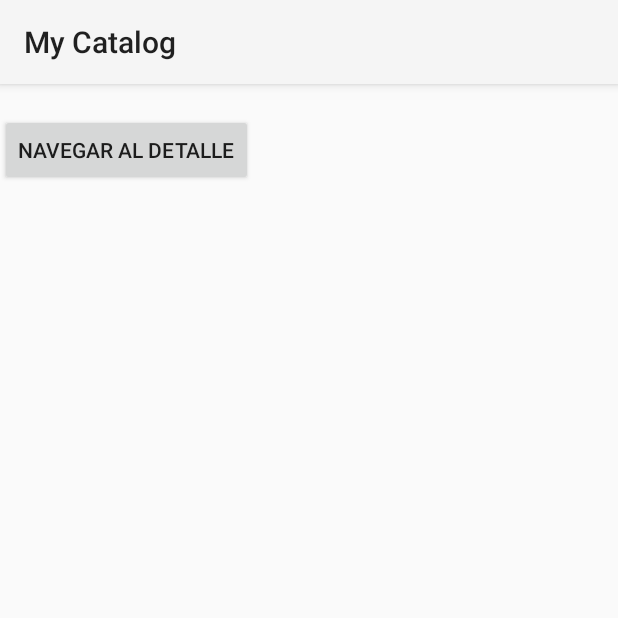
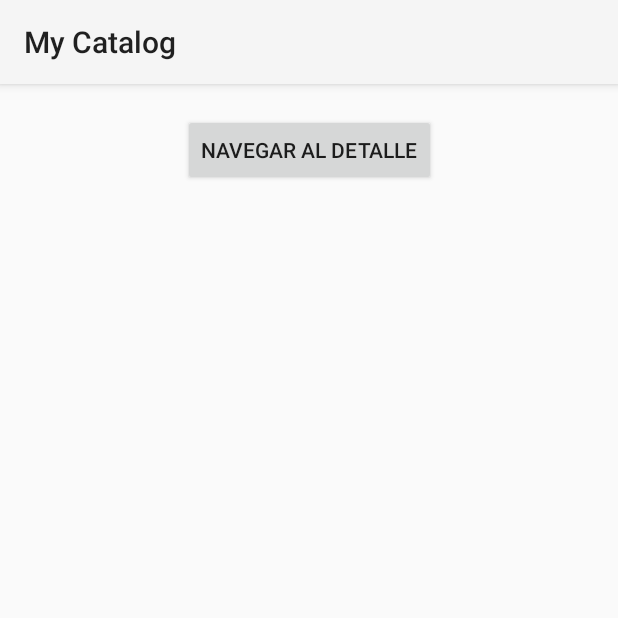
Before and after one commit to anacuende/DI, an Android app: the CatalogActivity screen opened directly, with no data from a screen before it, on a phone screen of 412 x 824 dp, the top half of it. Run offline under Robolectric (Android 15) with nearby library versions, the phone set to English and light mode, and no system bars.

Commit message:
Ejercicio 1 corregido, centrado el boton

```diff
--- a/sprint3android/app/src/main/res/layout/activity_catalog.xml
+++ b/sprint3android/app/src/main/res/layout/activity_catalog.xml
@@ -10,8 +10,10 @@
         android:id="@+id/buttonNavigateToDetail"
         android:layout_width="wrap_content"
         android:layout_height="wrap_content"
-        app:layout_constraintHorizontal_bias="0.25"
+        app:layout_constraintStart_toStartOf="parent"
+        app:layout_constraintEnd_toEndOf="parent"
         app:layout_constraintTop_toTopOf="parent"
+        app:layout_constraintVertical_bias="0.25"
         android:layout_marginTop="20dp"
         android:text="Navegar al detalle"
         tools:ignore="MissingConstraints"
```
